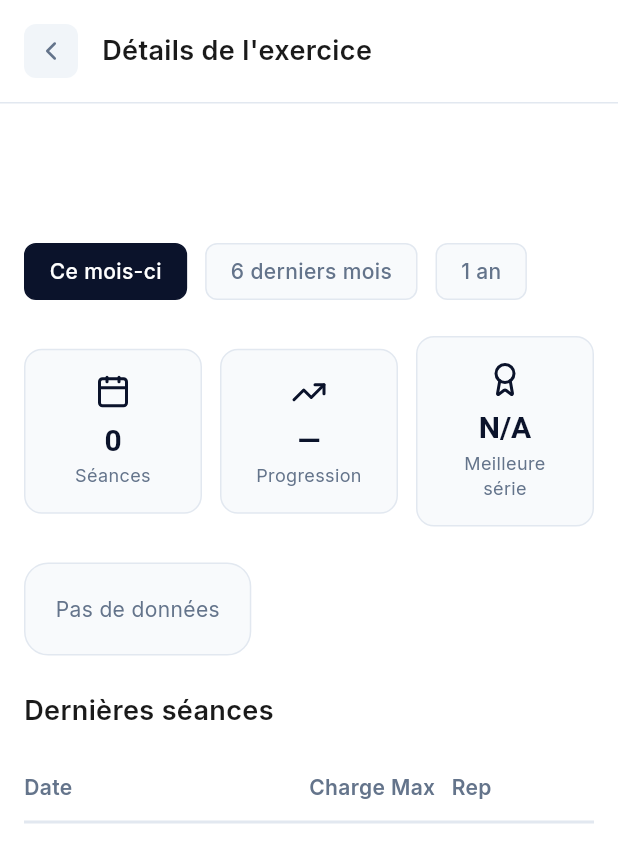
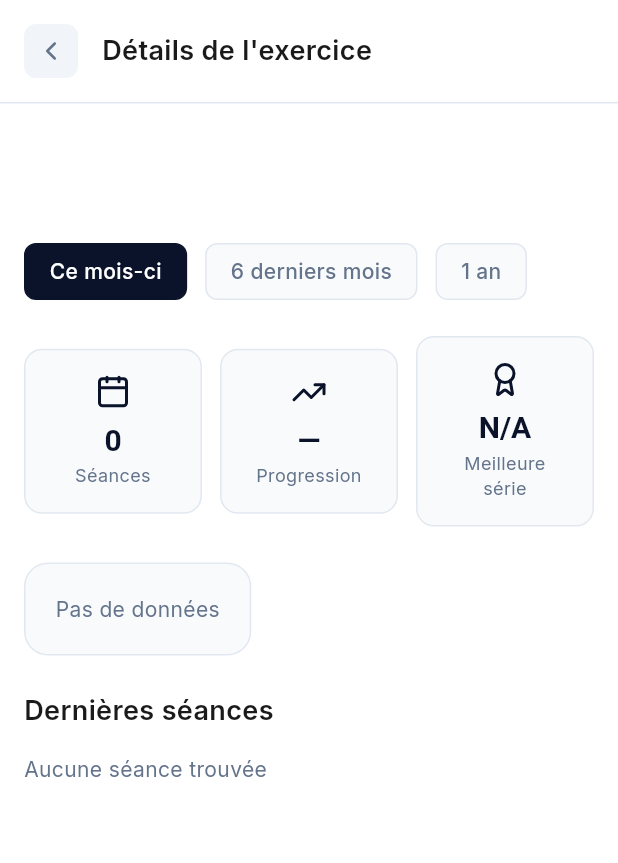
Before and after one commit to BadisG92/Ryse-app-new, a Flutter app: the ExerciseDetailPage screen opened directly with empty values, on a phone screen of 412 x 824 dp. Shown: the top 863 px of the screen. Run offline on Flutter 3.47's test engine with Material 3 defaults, Android fonts, the phone set to English and light mode, and no system bars; our stand-ins replace camera, connectivity_plus, fl_chart, flutter_secure_storage, flutter_svg, geocoding and 9 more; missing offline and left inert: mobile_scanner; accounts and stored records are empty.

Commit message:
ajout de historique pour détail éxercice

```diff
--- a/lib/services/workout_cache_service.dart
+++ b/lib/services/workout_cache_service.dart
@@ -101,10 +101,11 @@ class WorkoutCacheService {
       // Requête optimisée pour un exercice spécifique
       final rows = await _client
           .from('workout_set_history')
-          .select('history_session_id, performed_at, weight, reps, best_set')
+          .select('history_session_id, performed_at, weight, reps, best_set, set_order')
           .eq('user_id', userId)
           .eq('exercise_name', exerciseName)
-          .order('performed_at', ascending: true);
+          .order('performed_at', ascending: true)
+          .order('set_order', ascending: true);
 
       // Traitement côté client (inchangé pour compatibilité)
       final processedData = _processExerciseData(rows, exerciseName);
@@ -120,9 +121,10 @@ class WorkoutCacheService {
     }
   }
 
-  /// Traite les données d'exercice (logique existante préservée)
+  /// Traite les données d'exercice (logique modifiée pour récupérer toutes les séries)
   static Map<String, dynamic> _processExerciseData(List<dynamic> rows, String exerciseName) {
     final Map<String, Map<String, dynamic>> bySession = {};
+    final Map<String, List<Map<String, dynamic>>> allSetsBySession = {};
 
     if (rows is List) {
       for (final r in rows) {
@@ -133,6 +135,17 @@ class WorkoutCacheService {
         final weight = (r['weight'] as num?)?.toDouble() ?? 0.0;
         final reps = (r['reps'] as int?) ?? 0;
         final isBest = (r['best_set'] as bool?) ?? false;
+        final setOrder = (r['set_order'] as int?) ?? 0;
+
+        // Stocker toutes les séries pour cette session
+        final allSets = allSetsBySession[sid] ?? <Map<String, dynamic>>[];
+        allSets.add({
+          'weight': weight,
+          'reps': reps,
+          'isBest': isBest,
+          'setOrder': setOrder,
+        });
+        allSetsBySession[sid] = allSets;
 
         final current = bySession[sid] ?? {
           'date': performedAt,
@@ -145,6 +158,7 @@ class WorkoutCacheService {
 
         final score = weight > 0 ? (weight * reps) : reps.toDouble();
 
+        // Garder la meilleure série pour la progression/graphique
         if (isBest || (!current['isBest'] && score > (current['score'] as double))) {
           current['date'] = performedAt ?? current['date'];
           current['weight'] = weight;
@@ -176,15 +190,49 @@ class WorkoutCacheService {
     final List<String> labels = [];
     final List<Map<String, dynamic>> history = [];
 
+    // Calculer le nombre maximal de séries dans une session
+    int maxSets = 0;
+    for (final sessionId in allSetsBySession.keys) {
+      final sets = allSetsBySession[sessionId] ?? [];
+      if (sets.length > maxSets) {
+        maxSets = sets.length;
+      }
+    }
+
     for (final s in sessions) {
       final double w = (s['weight'] as double);
       final int r = (s['reps'] as int);
       bestSeries.add(w > 0 ? w : r.toDouble());
       final dt = s['date'] as DateTime;
+
+      // Trouver les sets pour cette session
+      final sessionId = bySession.entries
+          .where((entry) => entry.value == s)
+          .map((entry) => entry.key)
+          .first;
+      final sets = allSetsBySession[sessionId] ?? [];
+
+      // Trier les sets par set_order
+      sets.sort((a, b) => (a['setOrder'] as int).compareTo(b['setOrder'] as int));
+
+      // Formater toutes les séries
+      final List<String> formattedSets = [];
+      for (final set in sets) {
+        final setWeight = set['weight'] as double;
+        final setReps = set['reps'] as int;
+        if (setWeight > 0) {
+          formattedSets.add('${setWeight % 1 == 0 ? setWeight.toInt() : setWeight.toStringAsFixed(1)} kg x $setReps');
+        } else {
+          formattedSets.add('$setReps reps');
+        }
+      }
+
       history.add({
         'date': dt.toIso8601String(),
         'weight': _fmtKg(w),
         'reps': '$r',
+        'allSets': formattedSets,
+        'sessionId': sessionId,
       });
       labels.add('${dt.day.toString().padLeft(2, '0')}/${dt.month.toString().padLeft(2, '0')}');
     }
@@ -218,6 +266,7 @@ class WorkoutCacheService {
               })
           .toList(),
       'sessionHistory': history.take(10).toList().reversed.toList(),
+      'maxSets': maxSets,
     };
   }
 
--- a/lib/widgets/exercise/exercise_detail_page.dart
+++ b/lib/widgets/exercise/exercise_detail_page.dart
@@ -20,11 +20,18 @@ class ExerciseDetailPage extends StatefulWidget {
 class _ExerciseDetailPageState extends State<ExerciseDetailPage> {
   String selectedPeriod = 'Ce mois-ci';
   Map<String, dynamic>? exercise; // données dynamiques
+  final ScrollController _tableScrollController = ScrollController();
 
   @override
   void initState() {
     super.initState();
     _load();
+  }
+
+  @override
+  void dispose() {
+    _tableScrollController.dispose();
+    super.dispose();
   }
 
   Future<void> _load() async {
@@ -745,14 +752,35 @@ class _ExerciseDetailPageState extends State<ExerciseDetailPage> {
           ),
         ),
         const SizedBox(height: 16),
-        _buildSessionHeader(),
-        ...(exercise?['sessionHistory'] ?? []).map((session) => _buildSessionItem(session)).toList(),
+        _buildScrollableSessionTable(),
       ],
     );
   }
 
-  Widget _buildSessionHeader() {
-    return Container(
+  Widget _buildScrollableSessionTable() {
+    final maxSets = (exercise?['maxSets'] as int?) ?? 0;
+    final sessionHistory = (exercise?['sessionHistory'] as List?) ?? [];
+
+    if (maxSets == 0 || sessionHistory.isEmpty) {
+      return const Text(
+        'Aucune séance trouvée',
+        style: TextStyle(
+          fontSize: 14,
+          color: Color(0xFF64748B),
+        ),
+      );
+    }
+
+
+    return Row(
+      children: [
+        // Colonne Date fixe
+        Column(
+          crossAxisAlignment: CrossAxisAlignment.start,
+          children: [
+            // Header Date
+            Container(
+              width: 100,
               padding: const EdgeInsets.symmetric(vertical: 12, horizontal: 0),
               decoration: const BoxDecoration(
                 border: Border(
@@ -762,11 +790,7 @@ class _ExerciseDetailPageState extends State<ExerciseDetailPage> {
                   ),
                 ),
               ),
-      child: const Row(
-        children: [
-          Expanded(
-            flex: 2,
-            child: Text(
+              child: const Text(
                 'Date',
                 style: TextStyle(
                   fontSize: 14,
@@ -775,33 +799,9 @@ class _ExerciseDetailPageState extends State<ExerciseDetailPage> {
                 ),
               ),
             ),
-          Expanded(
-            child: Text(
-              'Charge Max',
-              style: TextStyle(
-                fontSize: 14,
-                fontWeight: FontWeight.w600,
-                color: Color(0xFF64748B),
-              ),
-            ),
-          ),
-          Expanded(
-            child: Text(
-              'Rep',
-              style: TextStyle(
-                fontSize: 14,
-                fontWeight: FontWeight.w600,
-                color: Color(0xFF64748B),
-              ),
-            ),
-          ),
-        ],
-      ),
-    );
-  }
-
-  Widget _buildSessionItem(Map<String, dynamic> session) {
-    return Container(
+            // Dates des séances
+            ...sessionHistory.map((session) => Container(
+              width: 100,
               margin: const EdgeInsets.only(bottom: 8),
               padding: const EdgeInsets.symmetric(vertical: 12, horizontal: 0),
               decoration: const BoxDecoration(
@@ -812,10 +812,6 @@ class _ExerciseDetailPageState extends State<ExerciseDetailPage> {
                   ),
                 ),
               ),
-      child: Row(
-        children: [
-          Expanded(
-            flex: 2,
               child: Text(
                 _formatActualDate(session['date']),
                 style: const TextStyle(
@@ -824,29 +820,133 @@ class _ExerciseDetailPageState extends State<ExerciseDetailPage> {
                   color: Color(0xFF1A1A1A),
                 ),
               ),
+            )),
+          ],
         ),
+        // Partie scrollable (Charge Max + toutes les séries)
         Expanded(
+          child: SingleChildScrollView(
+            controller: _tableScrollController,
+            scrollDirection: Axis.horizontal,
+            child: Column(
+              crossAxisAlignment: CrossAxisAlignment.start,
+              children: [
+                // Header scrollable
+                Row(
+                  children: [
+                    // Header Charge Max
+                    Container(
+                      width: 100,
+                      padding: const EdgeInsets.symmetric(vertical: 12, horizontal: 0),
+                      decoration: const BoxDecoration(
+                        border: Border(
+                          bottom: BorderSide(
+                            color: Color(0xFFE2E8F0),
+                            width: 2,
+                          ),
+                        ),
+                      ),
+                      child: const Text(
+                        'Charge Max',
+                        style: TextStyle(
+                          fontSize: 14,
+                          fontWeight: FontWeight.w600,
+                          color: Color(0xFF64748B),
+                        ),
+                        textAlign: TextAlign.center,
+                      ),
+                    ),
+                    // Headers des séries
+                    ...List.generate(maxSets, (index) {
+                      return Container(
+                        width: 100,
+                        padding: const EdgeInsets.symmetric(vertical: 12, horizontal: 8),
+                        decoration: const BoxDecoration(
+                          border: Border(
+                            bottom: BorderSide(
+                              color: Color(0xFFE2E8F0),
+                              width: 2,
+                            ),
+                          ),
+                        ),
                         child: Text(
-              session['weight'],
+                          'Série ${index + 1}',
+                          style: const TextStyle(
+                            fontSize: 14,
+                            fontWeight: FontWeight.w600,
+                            color: Color(0xFF64748B),
+                          ),
+                          textAlign: TextAlign.center,
+                        ),
+                      );
+                    }),
+                  ],
+                ),
+                // Lignes de données scrollables
+                ...sessionHistory.map((session) {
+                  final allSets = (session['allSets'] as List<String>?) ?? [];
+                  return Container(
+                    margin: const EdgeInsets.only(bottom: 8),
+                    child: Row(
+                      children: [
+                        // Charge Max
+                        Container(
+                          width: 100,
+                          padding: const EdgeInsets.symmetric(vertical: 12, horizontal: 0),
+                          decoration: const BoxDecoration(
+                            border: Border(
+                              bottom: BorderSide(
+                                color: Color(0xFFE2E8F0),
+                                width: 1,
+                              ),
+                            ),
+                          ),
+                          child: Text(
+                            session['weight'] ?? '—',
                             style: const TextStyle(
                               fontSize: 14,
                               color: Color(0xFF64748B),
                             ),
+                            textAlign: TextAlign.center,
                           ),
                         ),
-          Expanded(
+                        // Toutes les séries
+                        ...List.generate(maxSets, (seriesIndex) {
+                          return Container(
+                            width: 100,
+                            padding: const EdgeInsets.symmetric(vertical: 12, horizontal: 8),
+                            decoration: const BoxDecoration(
+                              border: Border(
+                                bottom: BorderSide(
+                                  color: Color(0xFFE2E8F0),
+                                  width: 1,
+                                ),
+                              ),
+                            ),
                             child: Text(
-              session['reps'],
+                              seriesIndex < allSets.length ? allSets[seriesIndex] : '—',
                               style: const TextStyle(
-                fontSize: 14,
+                                fontSize: 12,
                                 color: Color(0xFF64748B),
+                              ),
+                              textAlign: TextAlign.center,
+                            ),
+                          );
+                        }),
+                      ],
+                    ),
+                  );
+                }),
+              ],
             ),
           ),
         ),
       ],
-      ),
     );
   }
+
+
+
 
   String _formatActualDate(String dateStr) {
     final date = DateTime.parse(dateStr);
```
Lines whose indentation alone changed are shown as unchanged.
